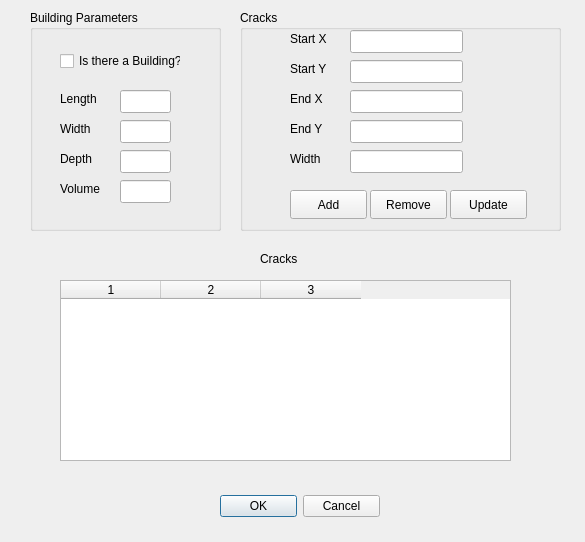
This is Experimental/VaporIntrusionGUI/VaporIntrusionDelegate/BuildingDialog.ui in perryiv/cadkit as Qt 5 draws it before an edit. The edited form follows.
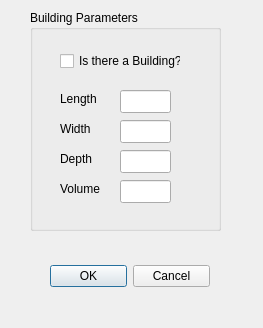
This is the edited form.

Commit message: - Changing new document dialog pipeline to match specifications - Adding grid refinement dialog - Addind new "new document" starting dialog - modifying Building dialog Options - modifying Grid Editor dialog Options

The edit to the form file:
```diff
--- a/Experimental/VaporIntrusionGUI/VaporIntrusionDelegate/BuildingDialog.ui
+++ b/Experimental/VaporIntrusionGUI/VaporIntrusionDelegate/BuildingDialog.ui
@@ -5,8 +5,8 @@
    <rect>
     <x>0</x>
     <y>0</y>
-    <width>585</width>
-    <height>542</height>
+    <width>263</width>
+    <height>328</height>
    </rect>
   </property>
   <property name="windowTitle" >
@@ -15,8 +15,8 @@
   <widget class="QDialogButtonBox" name="okCancelButtons" >
    <property name="geometry" >
     <rect>
-     <x>220</x>
-     <y>490</y>
+     <x>50</x>
+     <y>260</y>
      <width>160</width>
      <height>32</height>
     </rect>
@@ -28,25 +28,6 @@
     <set>QDialogButtonBox::Cancel|QDialogButtonBox::NoButton|QDialogButtonBox::Ok</set>
    </property>
   </widget>
-  <widget class="QTableWidget" name="_cracksTable" >
-   <property name="geometry" >
-    <rect>
-     <x>60</x>
-     <y>280</y>
-     <width>451</width>
-     <height>181</height>
-    </rect>
-   </property>
-   <property name="rowCount" >
-    <number>0</number>
-   </property>
-   <property name="columnCount" >
-    <number>3</number>
-   </property>
-   <column/>
-   <column/>
-   <column/>
-  </widget>
   <widget class="QGroupBox" name="_buildingGroup" >
    <property name="geometry" >
     <rect>
@@ -165,186 +146,6 @@
     </property>
    </widget>
   </widget>
-  <widget class="QGroupBox" name="_cracksGroup" >
-   <property name="geometry" >
-    <rect>
-     <x>240</x>
-     <y>10</y>
-     <width>321</width>
-     <height>221</height>
-    </rect>
-   </property>
-   <property name="title" >
-    <string>Cracks</string>
-   </property>
-   <widget class="QPushButton" name="addButton" >
-    <property name="geometry" >
-     <rect>
-      <x>50</x>
-      <y>180</y>
-      <width>77</width>
-      <height>29</height>
-     </rect>
-    </property>
-    <property name="text" >
-     <string>Add</string>
-    </property>
-   </widget>
-   <widget class="QPushButton" name="removeButton" >
-    <property name="geometry" >
-     <rect>
-      <x>130</x>
-      <y>180</y>
-      <width>77</width>
-      <height>29</height>
-     </rect>
-    </property>
-    <property name="text" >
-     <string>Remove</string>
-    </property>
-   </widget>
-   <widget class="QLabel" name="label_5" >
-    <property name="geometry" >
-     <rect>
-      <x>50</x>
-      <y>20</y>
-      <width>53</width>
-      <height>18</height>
-     </rect>
-    </property>
-    <property name="text" >
-     <string>Start X</string>
-    </property>
-   </widget>
-   <widget class="QLineEdit" name="_startX" >
-    <property name="geometry" >
-     <rect>
-      <x>110</x>
-      <y>20</y>
-      <width>113</width>
-      <height>23</height>
-     </rect>
-    </property>
-   </widget>
-   <widget class="QLineEdit" name="_startY" >
-    <property name="geometry" >
-     <rect>
-      <x>110</x>
-      <y>50</y>
-      <width>113</width>
-      <height>23</height>
-     </rect>
-    </property>
-   </widget>
-   <widget class="QLabel" name="label_6" >
-    <property name="geometry" >
-     <rect>
-      <x>50</x>
-      <y>50</y>
-      <width>53</width>
-      <height>18</height>
-     </rect>
-    </property>
-    <property name="text" >
-     <string>Start Y</string>
-    </property>
-   </widget>
-   <widget class="QLineEdit" name="_endX" >
-    <property name="geometry" >
-     <rect>
-      <x>110</x>
-      <y>80</y>
-      <width>113</width>
-      <height>23</height>
-     </rect>
-    </property>
-   </widget>
-   <widget class="QLabel" name="label_8" >
-    <property name="geometry" >
-     <rect>
-      <x>50</x>
-      <y>80</y>
-      <width>53</width>
-      <height>18</height>
-     </rect>
-    </property>
-    <property name="text" >
-     <string>End X</string>
-    </property>
-   </widget>
-   <widget class="QLabel" name="label_7" >
-    <property name="geometry" >
-     <rect>
-      <x>50</x>
-      <y>110</y>
-      <width>53</width>
-      <height>18</height>
-     </rect>
-    </property>
-    <property name="text" >
-     <string>End Y</string>
-    </property>
-   </widget>
-   <widget class="QLineEdit" name="_endY" >
-    <property name="geometry" >
-     <rect>
-      <x>110</x>
-      <y>110</y>
-      <width>113</width>
-      <height>23</height>
-     </rect>
-    </property>
-   </widget>
-   <widget class="QLineEdit" name="_width" >
-    <property name="geometry" >
-     <rect>
-      <x>110</x>
-      <y>140</y>
-      <width>113</width>
-      <height>23</height>
-     </rect>
-    </property>
-   </widget>
-   <widget class="QLabel" name="label_9" >
-    <property name="geometry" >
-     <rect>
-      <x>50</x>
-      <y>140</y>
-      <width>53</width>
-      <height>18</height>
-     </rect>
-    </property>
-    <property name="text" >
-     <string>Width</string>
-    </property>
-   </widget>
-   <widget class="QPushButton" name="updateButton" >
-    <property name="geometry" >
-     <rect>
-      <x>210</x>
-      <y>180</y>
-      <width>77</width>
-      <height>29</height>
-     </rect>
-    </property>
-    <property name="text" >
-     <string>Update</string>
-    </property>
-   </widget>
-  </widget>
-  <widget class="QLabel" name="label" >
-   <property name="geometry" >
-    <rect>
-     <x>260</x>
-     <y>250</y>
-     <width>53</width>
-     <height>18</height>
-    </rect>
-   </property>
-   <property name="text" >
-    <string>Cracks</string>
-   </property>
-  </widget>
  </widget>
  <resources/>
  <connections>
```
The commit also changes 16 other files.
